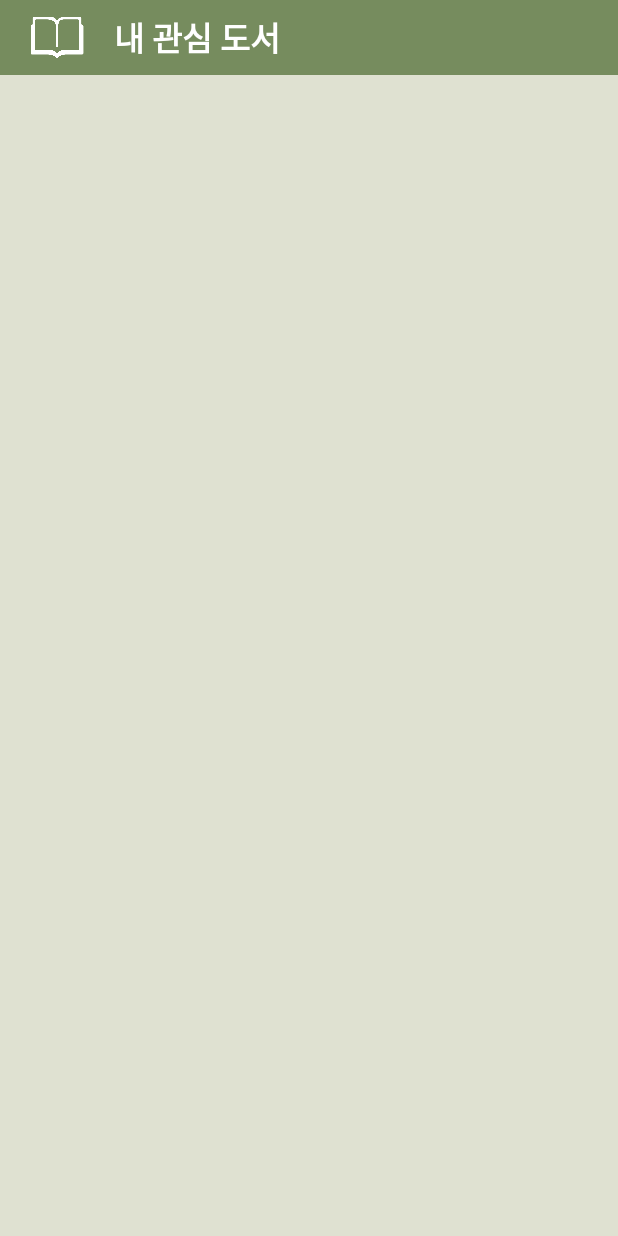
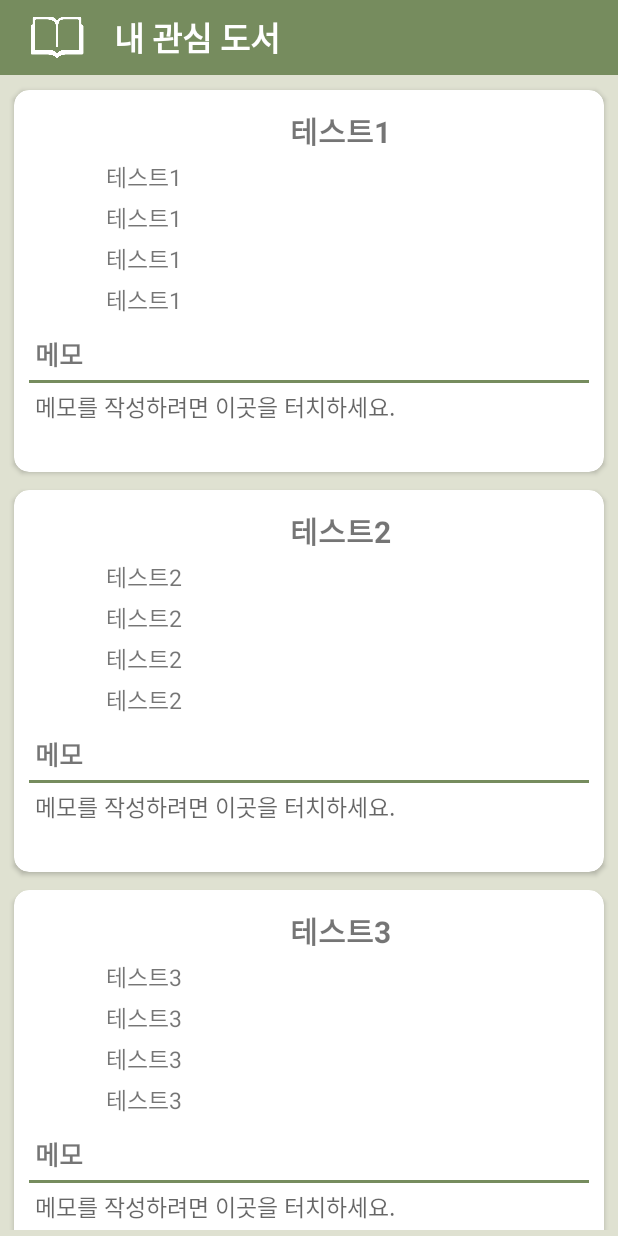
Before and after one commit to yuna1212/booksearch, an Android app: the MyBookList screen opened directly, with no data from a screen before it, on a phone screen of 412 x 824 dp. Run offline under Robolectric (Android 15) with nearby library versions, the phone set to English and light mode, and no system bars.

Commit message:
내 관심 도서 목록 리싸이클러뷰 구현

```diff
--- a/android/BookSearch/app/src/main/java/com/searcher/booksearch/MyBookList.java
+++ b/android/BookSearch/app/src/main/java/com/searcher/booksearch/MyBookList.java
@@ -3,6 +3,9 @@ package com.searcher.booksearch;
 import android.os.Bundle;
 import androidx.appcompat.app.ActionBar;
 import androidx.appcompat.app.AppCompatActivity;
+import androidx.recyclerview.widget.LinearLayoutManager;
+import androidx.recyclerview.widget.RecyclerView;
+
 import org.searcher.booksearch.R;
 
 public class MyBookList extends AppCompatActivity {
@@ -13,5 +16,19 @@ public class MyBookList extends AppCompatActivity {
 
         ActionBar actionBar = getSupportActionBar();
         actionBar.hide();
+
+        RecyclerView recyclerView = findViewById(R.id.recyclerView2);
+
+        LinearLayoutManager layoutManager = new LinearLayoutManager(this, LinearLayoutManager.VERTICAL, false);
+        recyclerView.setLayoutManager(layoutManager);
+        MyBookListItemAdapter adapter = new MyBookListItemAdapter();
+
+        // 테스트
+        adapter.addItem(new MyBookListItem("테스트1"));
+        adapter.addItem(new MyBookListItem("테스트2"));
+        adapter.addItem(new MyBookListItem("테스트3"));
+        adapter.addItem(new MyBookListItem("테스트4"));
+
+        recyclerView.setAdapter(adapter);
     }
 }
--- /dev/null
+++ b/android/BookSearch/app/src/main/java/com/searcher/booksearch/MyBookListItem.java
@@ -0,0 +1,70 @@
+package com.searcher.booksearch;
+
+public class MyBookListItem {
+    public int cover_image;  // bookcover 자료형 무엇인지 확인하기
+    public String title;
+    public String author;
+    public String publisher;
+    public String published_date;
+    public String price;
+
+    public MyBookListItem(String ISBN){
+        // 인자로 받은 ISBN 통해 API 호출하여 각 인스턴스에 알맞은 값 넣기
+
+        // 테스트
+        this.title = ISBN;
+        this.author = ISBN;
+        this.publisher = ISBN;
+        this.published_date = ISBN;
+        this.price = ISBN;
+    }
+
+    public int getCover_image() {
+        return cover_image;
+    }
+
+    public void setCover_image(int cover_image) {
+        this.cover_image = cover_image;
+    }
+
+    public String getTitle() {
+        return title;
+    }
+
+    public void setTitle(String title) {
+        this.title = title;
+    }
+
+    public String getAuthor() {
+        return author;
+    }
+
+    public void setAuthor(String author) {
+        this.author = author;
+    }
+
+    public String getPublisher() {
+        return publisher;
+    }
+
+    public void setPublisher(String publisher) {
+        this.publisher = publisher;
+    }
+
+    public String getPublished_date() {
+        return published_date;
+    }
+
+    public void setPublished_date(String published_date) {
+        this.published_date = published_date;
+    }
+
+    public String getPrice() {
+        return price;
+    }
+
+    public void setPrice(String price) {
+        this.price = price;
+    }
+
+}
--- /dev/null
+++ b/android/BookSearch/app/src/main/java/com/searcher/booksearch/MyBookListItemAdapter.java
@@ -0,0 +1,72 @@
+package com.searcher.booksearch;
+
+import android.view.LayoutInflater;
+import android.view.View;
+import android.view.ViewGroup;
+import android.widget.ImageView;
+import android.widget.TextView;
+
+import androidx.annotation.NonNull;
+import androidx.recyclerview.widget.RecyclerView;
+
+import org.searcher.booksearch.R;
+
+import java.util.ArrayList;
+
+public class MyBookListItemAdapter extends RecyclerView.Adapter<MyBookListItemAdapter.ViewHolder> {
+    ArrayList<MyBookListItem> items = new ArrayList<MyBookListItem>();
+
+    @NonNull
+    @Override
+    public ViewHolder onCreateViewHolder(@NonNull ViewGroup parent, int viewType) {
+        LayoutInflater inflater = LayoutInflater.from(parent.getContext());
+        View itemView = inflater.inflate(R.layout.my_book_list_item, parent, false);
+
+        return new ViewHolder(itemView);
+    }
+
+    @Override
+    public void onBindViewHolder(@NonNull ViewHolder holder, int position) {
+        MyBookListItem item = items.get(position);
+        holder.setItem(item);
+    }
+
+    @Override
+    public int getItemCount() {
+        return items.size();
+    }
+    public void addItem(MyBookListItem item) { items.add(item); }
+    public void setItems(ArrayList<MyBookListItem> items) { this.items = items; }
+    public MyBookListItem getItem(int position) { return items.get(position); }
+    public void setItem(int position, MyBookListItem item) { items.set(position, item); }
+
+    static class ViewHolder extends RecyclerView.ViewHolder {
+        public ImageView imageView;
+        public TextView textView1;
+        public TextView textView2;
+        public TextView textView3;
+        public TextView textView4;
+        public TextView textView5;
+
+        public ViewHolder(View view) {
+            super(view);
+
+            imageView = (ImageView)view.findViewById((R.id.bookCover2));
+            textView1 = (TextView)view.findViewById(R.id.bookTitle2);
+            textView2 = (TextView)view.findViewById(R.id.bookAuthor2);
+            textView3 = (TextView)view.findViewById(R.id.bookPublisher2);
+            textView4 = (TextView)view.findViewById(R.id.bookPublishedDate2);
+            textView5 = (TextView)view.findViewById(R.id.bookPrice2);
+        }
+
+        public void setItem(MyBookListItem item) {
+            imageView.setImageAlpha(item.getCover_image());
+            textView1.setText(item.getTitle());
+            textView2.setText(item.getAuthor());
+            textView3.setText(item.getPublisher());
+            textView4.setText(item.getPublished_date());
+            textView5.setText(item.getPrice());
+        }
+
+    }
+}
--- a/android/BookSearch/app/src/main/res/layout/my_book_list_activity.xml
+++ b/android/BookSearch/app/src/main/res/layout/my_book_list_activity.xml
@@ -43,6 +43,7 @@
         </LinearLayout>
 
         <androidx.recyclerview.widget.RecyclerView
+            android:id="@+id/recyclerView2"
             android:layout_width="match_parent"
             android:layout_height="match_parent"
             android:background="#DFE1D1"
--- a/android/BookSearch/app/src/main/res/layout/my_book_list_item.xml
+++ b/android/BookSearch/app/src/main/res/layout/my_book_list_item.xml
@@ -1,20 +1,18 @@
 <?xml version="1.0" encoding="utf-8"?>
-<androidx.constraintlayout.widget.ConstraintLayout
+<LinearLayout
     xmlns:android="http://schemas.android.com/apk/res/android"
     xmlns:app="http://schemas.android.com/apk/res-auto"
-    xmlns:tools="http://schemas.android.com/tools"
     android:layout_width="match_parent"
-    android:layout_height="match_parent">
+    android:layout_height="wrap_content"
+    android:orientation="vertical">
 
     <androidx.cardview.widget.CardView
         android:layout_width="match_parent"
         android:layout_height="wrap_content"
-        android:padding="5dp"
+        android:padding="2dp"
         app:cardCornerRadius="10dp"
         app:cardElevation="2dp"
-        app:cardUseCompatPadding="true"
-        tools:layout_editor_absoluteX="1dp"
-        tools:layout_editor_absoluteY="196dp">
+        app:cardUseCompatPadding="true">
 
         <LinearLayout
             android:layout_width="match_parent"
@@ -104,7 +102,10 @@
                 android:layout_width="match_parent"
                 android:layout_height="match_parent"
                 android:orientation="vertical"
-                android:padding="10dp">
+                android:paddingLeft="10dp"
+                android:paddingTop="5dp"
+                android:paddingRight="10dp"
+                android:paddingBottom="10dp">
 
                 <TextView
                     android:id="@+id/memoTitle"
@@ -126,11 +127,11 @@
                     android:layout_width="match_parent"
                     android:layout_height="wrap_content"
                     android:editable="false"
-                    android:hint="메모가 없습니다. 메모를 작성하려면 이곳을 터치하세요.\n"
+                    android:hint="메모를 작성하려면 이곳을 터치하세요.\n"
                     android:padding="4dp"
                     android:textSize="15sp" />
             </LinearLayout>
         </LinearLayout>
     </androidx.cardview.widget.CardView>
 
-</androidx.constraintlayout.widget.ConstraintLayout>
+</LinearLayout>
```
